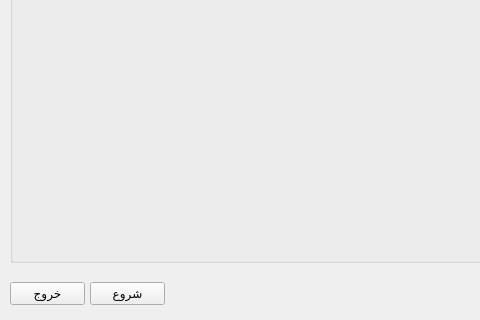
Old version of the form ui_main_window.ui in the repository shahram-arefhakimi/Visitors_with_PySide2; both pictures show x 0 to 480 and y 258 to 578 of the 1008 by 578 pixel window.
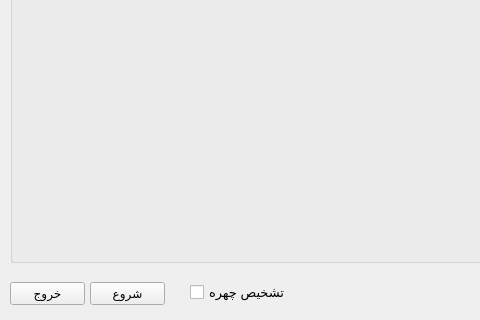
New version of the form.

Commit message: ADD CHECK BOX FOR FACE DETECT AND FACE DETECT FUNCTION

```diff
--- a/ui_main_window.ui
+++ b/ui_main_window.ui
@@ -150,6 +150,31 @@
     </property>
    </column>
   </widget>
+  <widget class="QCheckBox" name="ChBoxFaceDetect">
+   <property name="enabled">
+    <bool>true</bool>
+   </property>
+   <property name="geometry">
+    <rect>
+     <x>190</x>
+     <y>540</y>
+     <width>101</width>
+     <height>21</height>
+    </rect>
+   </property>
+   <property name="font">
+    <font>
+     <family>Microsoft Sans Serif</family>
+     <pointsize>10</pointsize>
+    </font>
+   </property>
+   <property name="tabletTracking">
+    <bool>false</bool>
+   </property>
+   <property name="text">
+    <string>تشخیص چهره</string>
+   </property>
+  </widget>
  </widget>
  <resources/>
  <connections/>
```
Left out of the diff: 2 changed lines with no effect on the pictures. The commit also changes 25 other files.
